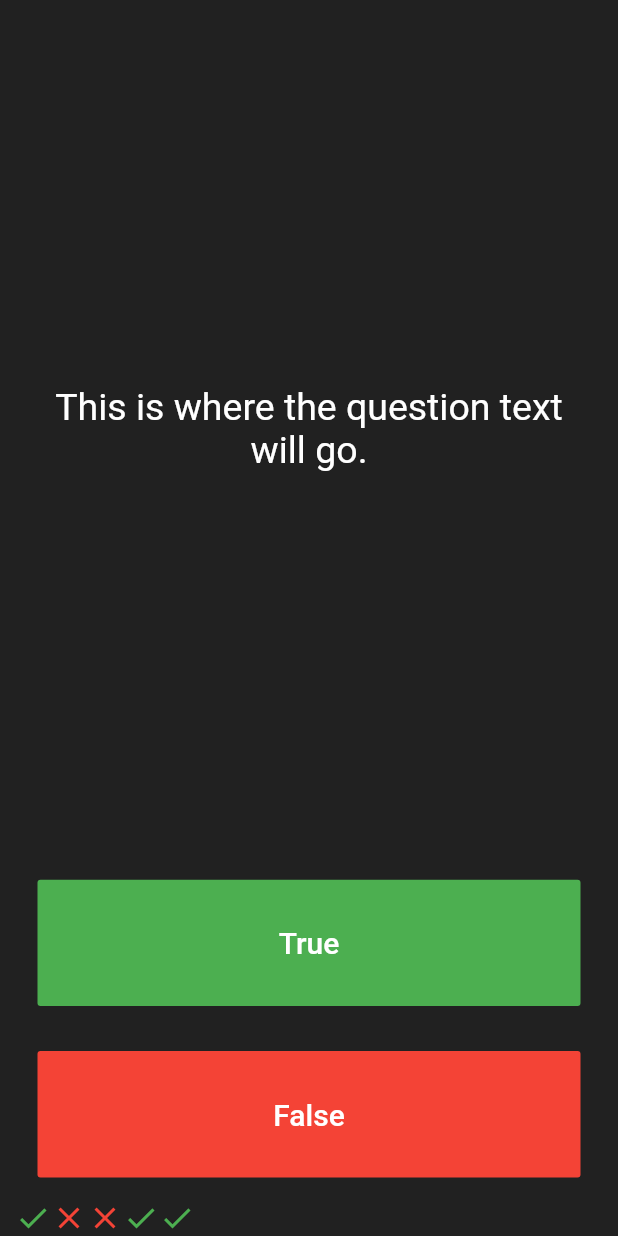
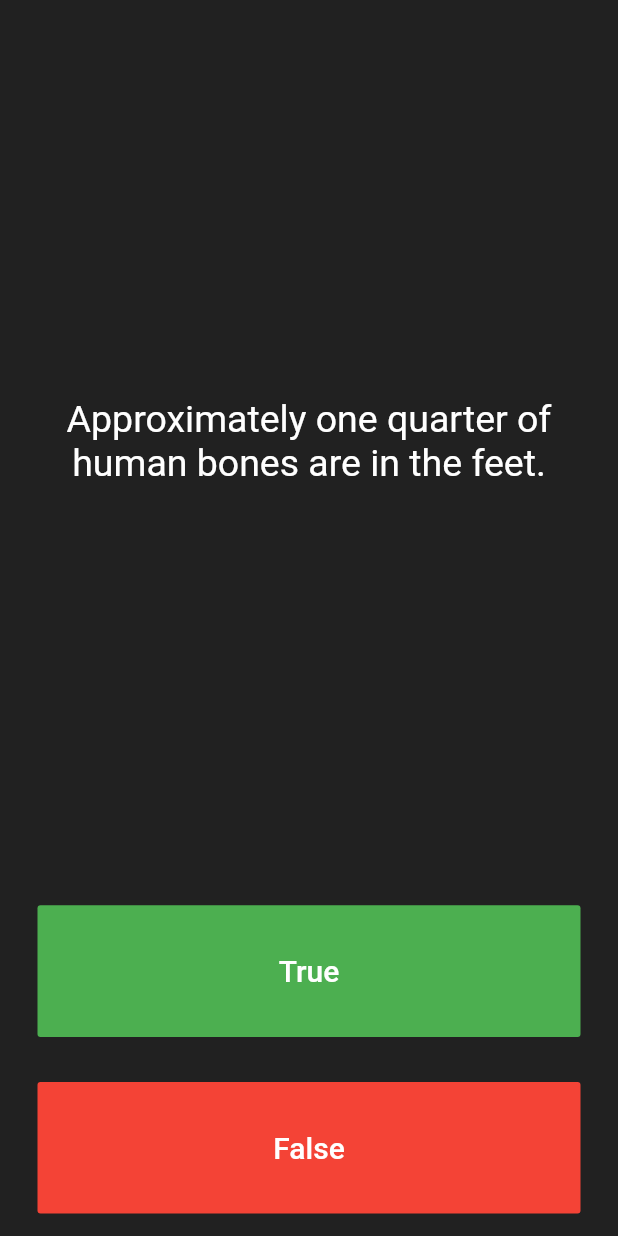
Before and after one commit to aminebma/Flutter_Bootcamp, a Flutter app: the screen it shows after launch, after a tap on "True", on a phone screen of 412 x 824 dp. Run offline on Flutter 3.47's test engine with Material 2 defaults, Android fonts, the light colour scheme and no system bars.

Commit message:
Creating the questions list and displaying the questions

```diff
--- a/lib/main.dart
+++ b/lib/main.dart
@@ -25,24 +25,14 @@ class QuizPage extends StatefulWidget {
 }
 
 class _QuizPageState extends State<QuizPage> {
-  List<Widget> scoreKeeper = [
-    Icon(
-      Icons.check,
-      color: Colors.green,
-    ),
-    Icon(
-      Icons.close,
-      color: Colors.red,
-    ),
-    Icon(
-      Icons.close,
-      color: Colors.red,
-    ),
-    Icon(
-      Icons.check,
-      color: Colors.green,
-    ),
+  List<Widget> scoreKeeper = [];
+  List<String> questions = [
+    'You can lead a cow down stairs but not up stairs.',
+    'Approximately one quarter of human bones are in the feet.',
+    'A slug\'s blood is green.',
   ];
+
+  int questionNumber = 0;
 
   @override
   Widget build(BuildContext context) {
@@ -56,7 +46,7 @@ class _QuizPageState extends State<QuizPage> {
             padding: EdgeInsets.all(10.0),
             child: Center(
               child: Text(
-                'This is where the question text will go.',
+                questions[questionNumber],
                 textAlign: TextAlign.center,
                 style: TextStyle(
                   fontSize: 25.0,
@@ -82,12 +72,7 @@ class _QuizPageState extends State<QuizPage> {
               onPressed: () {
                 //The user picked true.
                 setState(() {
-                  scoreKeeper.add(
-                    Icon(
-                      Icons.check,
-                      color: Colors.green,
-                    ),
-                  );
+                  questionNumber = (questionNumber + 1) % questions.length;
                 });
               },
             ),
@@ -107,6 +92,9 @@ class _QuizPageState extends State<QuizPage> {
               ),
               onPressed: () {
                 //The user picked false.
+                setState(() {
+                  questionNumber = (questionNumber + 1) % questions.length;
+                });
               },
             ),
           ),
```
